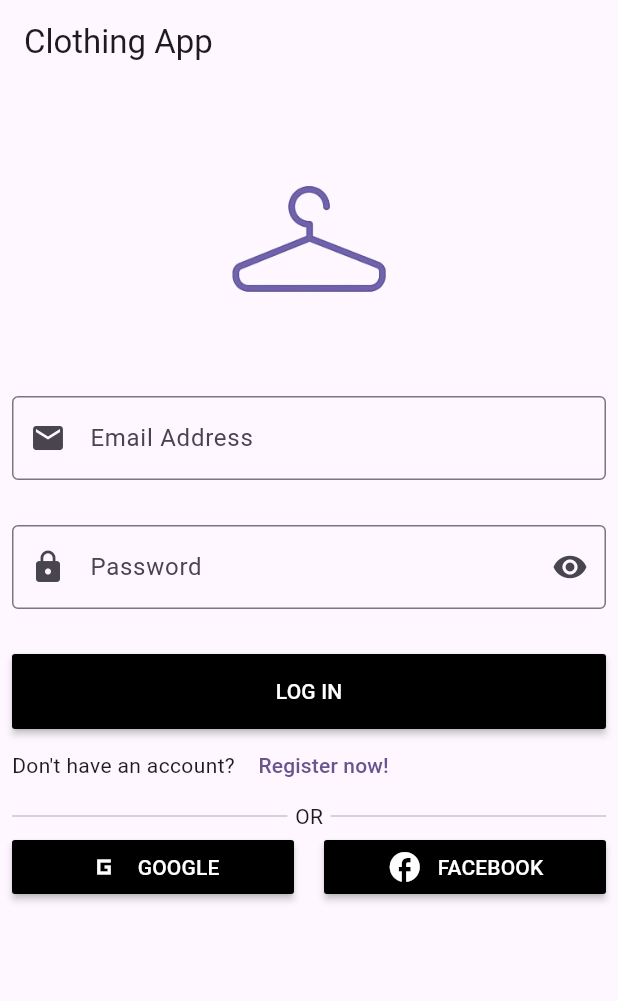
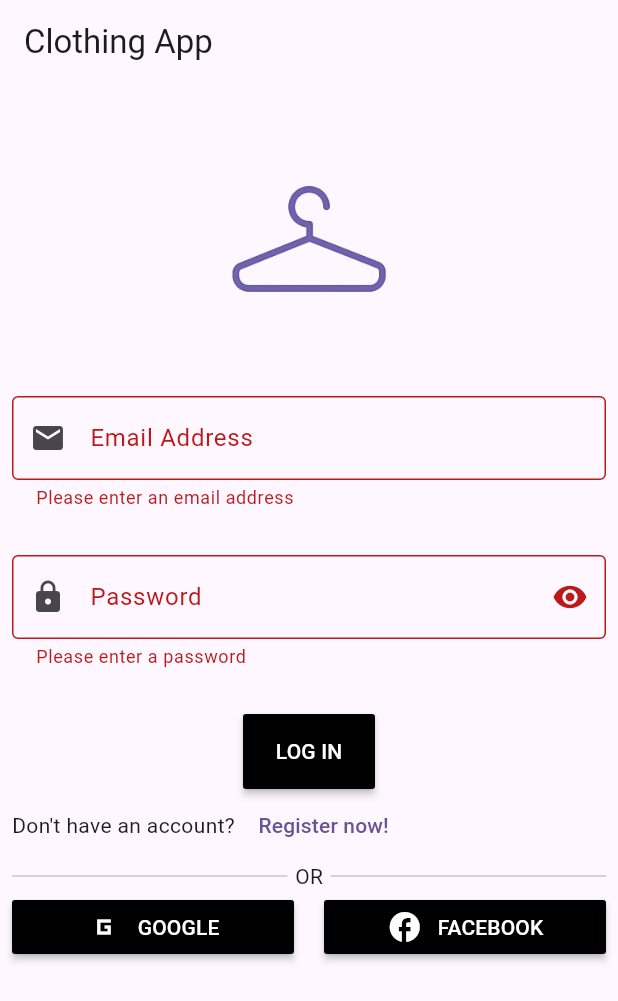
Before and after one commit to gh49/swe463_project, a Flutter app: the screen it shows after launch, after a tap on "LOG IN", on a phone screen of 412 x 824 dp. Shown: the top 1001 px of the screen. Run offline on Flutter 3.47's test engine with Material 3 defaults, Android fonts, the light colour scheme and no system bars; our stand-ins replace firebase_auth, firebase_core, flutter_bloc; accounts and stored records are empty.

Commit message:
added login functionality

```diff
--- a/lib/main.dart
+++ b/lib/main.dart
@@ -1,9 +1,17 @@
+import 'package:firebase_auth/firebase_auth.dart';
+import 'package:firebase_core/firebase_core.dart';
 import 'package:flutter/material.dart';
-
+import 'package:swe463_project/firebase_options.dart';
 import 'modules/login/login_screen.dart';
 import 'modules/register/register_screen.dart';
 
-void main() {
+Future<void> main() async {
+  WidgetsFlutterBinding.ensureInitialized();
+
+  var app = await Firebase.initializeApp(
+    options: DefaultFirebaseOptions.currentPlatform
+  );
+
   runApp(const MyApp());
 }
 
@@ -19,7 +27,7 @@ class MyApp extends StatelessWidget {
         colorScheme: ColorScheme.fromSeed(seedColor: Colors.deepPurple),
         useMaterial3: true,
       ),
-      home: const LoginScreen(),
+      home: LoginScreen(),
     );
   }
 }
--- a/lib/modules/login/login_screen.dart
+++ b/lib/modules/login/login_screen.dart
@@ -1,8 +1,13 @@
 import 'package:flutter/material.dart';
 import 'package:swe463_project/modules/register/register_screen.dart';
+import 'package:swe463_project/shared/networking.dart';
 
 class LoginScreen extends StatelessWidget {
-  const LoginScreen({super.key});
+  LoginScreen({super.key});
+
+  var formKey = GlobalKey<FormState>();
+  String? emailAddress;
+  String? password;
 
   @override
   Widget build(BuildContext context) {
@@ -21,6 +26,10 @@ class LoginScreen extends StatelessWidget {
                 height: 200,
               ),
             ),
+            Form(
+              key: formKey,
+              child: Column(
+                children: [
                   TextFormField(
                     decoration: InputDecoration(
                       border: OutlineInputBorder(),
@@ -29,6 +38,25 @@ class LoginScreen extends StatelessWidget {
                       hintText: "example@abc.com",
                     ),
                     keyboardType: TextInputType.emailAddress,
+                    validator: (value) {
+                      if(value == null || value.isEmpty) {
+                        return "Please enter an email address";
+                      }
+
+                      final bool validInput =
+                      RegExp(r"^[a-zA-Z0-9.a-zA-Z0-9.!#$%&'*+-/=?^_`{|}~]+@[a-zA-Z0-9]+\.[a-zA-Z]+")
+                          .hasMatch(value!);
+
+                      if(validInput) {
+                        return null;
+                      }
+                      else {
+                        return "Please enter a valid email address";
+                      }
+                    },
+                    onSaved: (value) {
+                      emailAddress = value;
+                    },
                   ),
                   SizedBox(
                     height: 30,
@@ -45,6 +73,17 @@ class LoginScreen extends StatelessWidget {
                     ),
                     keyboardType: TextInputType.visiblePassword,
                     obscureText: true,
+                    validator: (value) {
+                      if(value == null || value.isEmpty) {
+                        return "Please enter a password";
+                      }
+                      else if(value.length < 6) {
+                        return "Please enter a password of at least 6 characters";
+                      }
+                    },
+                    onSaved: (value) {
+                      password = value;
+                    },
                   ),
                   SizedBox(
                     height: 30,
@@ -52,8 +91,13 @@ class LoginScreen extends StatelessWidget {
                   Container(
                     height: 50,
                     child: MaterialButton(
-                onPressed: () {
-                  print("log in");
+                      onPressed: () async {
+                        bool goodInput = formKey.currentState!.validate();
+
+                        if(goodInput) {
+                          formKey.currentState!.save();
+                          await NetworkFunctions.login(emailAddress!, password!);
+                        }
                       },
                       color: Colors.black,
                       child: Text(
@@ -62,6 +106,9 @@ class LoginScreen extends StatelessWidget {
                           color: Colors.white,
                         ),
                       ),
+                    ),
+                  ),
+                ],
               ),
             ),
             Row(
--- a/pubspec.yaml
+++ b/pubspec.yaml
@@ -37,6 +37,8 @@ dependencies:
   cupertino_icons: ^1.0.2
   bloc: ^8.1.2
   flutter_bloc: ^8.1.3
+  firebase_auth: ^4.15.2
+  firebase_core: ^2.24.2
 
 dev_dependencies:
   flutter_test:
```
Also changed, not shown: lib/shared/networking.dart (added, +45 -0 lines), lib/firebase_options.dart (added), pubspec.lock, 10 other files. Lines whose indentation alone changed are shown as unchanged.
